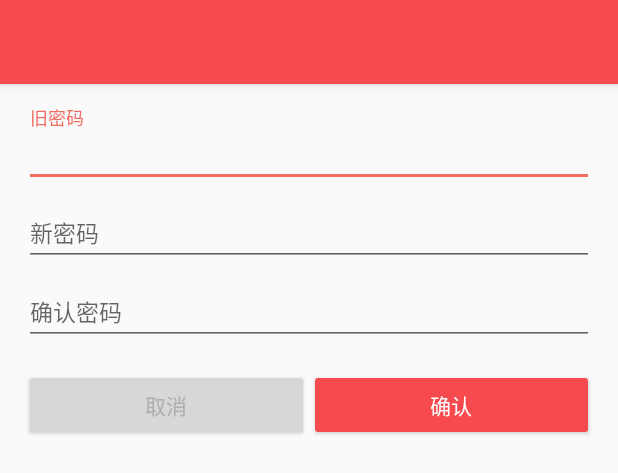
After one commit to RedStartGong/NewTeacherAndroid, an Android app: the layout activity_change_password.xml on its own in the app's theme, with its tools: preview values and no code run, on a phone screen of 412 x 824 dp. The commit adds this screen. Shown: the top 473 px of the screen. Run offline under Robolectric (Android 15) with nearby library versions, the phone set to English and light mode, and no system bars.

Commit message:
完成修改密码界面

```diff
--- a/app/src/main/AndroidManifest.xml
+++ b/app/src/main/AndroidManifest.xml
@@ -19,7 +19,7 @@
             </intent-filter>
         </activity>
         <activity android:name="com.zidian.teacher.ui.main.MainActivity" />
-
+        <activity android:name=".ui.mine.activity.ChangePasswordActivity"/>
     </application>
 
 </manifest>
--- a/app/src/main/java/com/zidian/teacher/di/componet/ActivityComponent.java
+++ b/app/src/main/java/com/zidian/teacher/di/componet/ActivityComponent.java
@@ -5,6 +5,7 @@ import com.zidian.teacher.di.PerActivity;
 import com.zidian.teacher.di.module.ActivityModule;
 import com.zidian.teacher.ui.main.LoginActivity;
 import com.zidian.teacher.ui.main.MainActivity;
+import com.zidian.teacher.ui.mine.activity.ChangePasswordActivity;
 
 import dagger.Component;
 
@@ -18,4 +19,6 @@ public interface ActivityComponent {
     void inject(MainActivity mainActivity);
 
     void inject(LoginActivity loginActivity);
+
+    void inject(ChangePasswordActivity changePasswordActivity);
 }
--- a/app/src/main/java/com/zidian/teacher/di/componet/FragmentComponent.java
+++ b/app/src/main/java/com/zidian/teacher/di/componet/FragmentComponent.java
@@ -5,7 +5,7 @@ import com.zidian.teacher.di.PerFragment;
 import com.zidian.teacher.di.module.FragmentModule;
 import com.zidian.teacher.ui.course.fragment.CourseFragment;
 import com.zidian.teacher.ui.evaluate.fragment.EvaluateFragment;
-import com.zidian.teacher.ui.mine.MineFragment;
+import com.zidian.teacher.ui.mine.fragment.MineFragment;
 import com.zidian.teacher.ui.questionnaire.QuestionnaireFragment;
 
 import dagger.Component;
--- a/app/src/main/java/com/zidian/teacher/ui/main/MainActivity.java
+++ b/app/src/main/java/com/zidian/teacher/ui/main/MainActivity.java
@@ -7,7 +7,7 @@ import com.zidian.teacher.R;
 import com.zidian.teacher.base.BaseActivity;
 import com.zidian.teacher.ui.course.fragment.CourseFragment;
 import com.zidian.teacher.ui.evaluate.fragment.EvaluateFragment;
-import com.zidian.teacher.ui.mine.MineFragment;
+import com.zidian.teacher.ui.mine.fragment.MineFragment;
 import com.zidian.teacher.ui.questionnaire.QuestionnaireFragment;
 import com.zidian.teacher.ui.widget.BottomBar;
 import com.zidian.teacher.ui.widget.BottomBarTab;
--- a/app/src/main/java/com/zidian/teacher/ui/mine/MineFragment.java
+++ b/app/src/main/java/com/zidian/teacher/ui/mine/fragment/MineFragment.java
@@ -1,5 +1,6 @@
-package com.zidian.teacher.ui.mine;
+package com.zidian.teacher.ui.mine.fragment;
 
+import android.content.Intent;
 import android.os.Bundle;
 import android.view.View;
 import android.widget.TextView;
@@ -10,6 +11,7 @@ import com.zidian.teacher.base.BaseFragment;
 import com.zidian.teacher.model.entity.remote.PersonInfo;
 import com.zidian.teacher.presenter.PersonInfoPresenter;
 import com.zidian.teacher.presenter.contract.PersonInfoContract;
+import com.zidian.teacher.ui.mine.activity.ChangePasswordActivity;
 import com.zidian.teacher.util.SnackbarUtils;
 
 import javax.inject.Inject;
@@ -59,6 +61,7 @@ public class MineFragment extends BaseFragment implements PersonInfoContract.Vie
             case R.id.ll_information:
                 break;
             case R.id.ll_password:
+                startActivity(new Intent(activity, ChangePasswordActivity.class));
                 break;
             case R.id.ll_logout:
                 break;
@@ -100,6 +103,7 @@ public class MineFragment extends BaseFragment implements PersonInfoContract.Vie
         tvName.setText(personInfo.getName());
         tvMotto.setText(personInfo.getPersonSignature());
         tvEvaluatedCount.setText(String.valueOf(personInfo.getEvaluatedCount()));
+        tvEvaluateCount.setText("0");
         Glide.with(this).load(personInfo.getPortrait())
                 .placeholder(R.drawable.ic_teacher)
                 .into(cimPortrait);
--- /dev/null
+++ b/app/src/main/res/layout/activity_change_password.xml
@@ -0,0 +1,84 @@
+<?xml version="1.0" encoding="utf-8"?>
+<LinearLayout xmlns:android="http://schemas.android.com/apk/res/android"
+    android:orientation="vertical" android:layout_width="match_parent"
+    android:layout_height="match_parent">
+    <include layout="@layout/toolbar" />
+
+    <LinearLayout
+        android:layout_width="match_parent"
+        android:layout_height="match_parent"
+        android:orientation="vertical"
+        android:padding="@dimen/activity_vertical_margin">
+
+        <android.support.design.widget.TextInputLayout
+            android:id="@+id/til_old"
+            android:layout_width="match_parent"
+            android:layout_height="wrap_content">
+
+            <EditText
+                android:id="@+id/et_old_password"
+                style="@style/TextInputStyle"
+                android:layout_width="match_parent"
+                android:layout_height="wrap_content"
+                android:hint="@string/old_password"
+                android:imeOptions="actionUnspecified"
+                android:inputType="textPassword" />
+        </android.support.design.widget.TextInputLayout>
+
+        <android.support.design.widget.TextInputLayout
+            android:id="@+id/til_new"
+            android:layout_width="match_parent"
+            android:layout_height="wrap_content">
+
+            <EditText
+                android:id="@+id/et_new_password"
+                style="@style/TextInputStyle"
+                android:layout_width="match_parent"
+                android:layout_height="wrap_content"
+                android:hint="@string/new_password"
+                android:imeOptions="actionUnspecified"
+                android:inputType="textPassword" />
+
+        </android.support.design.widget.TextInputLayout>
+
+        <android.support.design.widget.TextInputLayout
+            android:id="@+id/til_confirm"
+            android:layout_width="match_parent"
+            android:layout_height="wrap_content">
+
+            <EditText
+                android:id="@+id/et_confirm_password"
+                style="@style/TextInputStyle"
+                android:layout_width="match_parent"
+                android:layout_height="wrap_content"
+                android:hint="@string/confirm_password"
+                android:imeOptions="actionUnspecified"
+                android:inputType="textPassword" />
+
+        </android.support.design.widget.TextInputLayout>
+
+        <LinearLayout
+            android:layout_width="match_parent"
+            android:layout_height="wrap_content"
+            android:orientation="horizontal"
+            android:layout_marginTop="@dimen/activity_vertical_margin">
+
+            <Button
+                android:id="@+id/btn_cancel"
+                android:layout_width="wrap_content"
+                android:layout_height="wrap_content"
+                android:layout_weight="1"
+                android:textColor="@color/common_text_color"
+                android:text="取消" />
+
+            <Button
+                android:id="@+id/btn_confirm"
+                android:layout_width="wrap_content"
+                android:layout_height="wrap_content"
+                android:layout_weight="1"
+                android:textColor="@color/white_text_color"
+                android:backgroundTint="@color/colorPrimary"
+                android:text="确认" />
+        </LinearLayout>
+    </LinearLayout>
+</LinearLayout>
--- a/app/src/main/res/values/strings.xml
+++ b/app/src/main/res/values/strings.xml
@@ -22,6 +22,14 @@
     <string name="mine_logout">退出登录</string>
     <string name="mine_feedback">意见反馈</string>
     <string name="mine_about">关于孜点</string>
+    <!--ChangePasswordActivity-->
+    <string name="old_password">旧密码</string>
+    <string name="new_password">新密码</string>
+    <string name="confirm_password">确认密码</string>
+    <string name="change_password_loading">加载中...</string>
+    <string name="please_input_old_password">请输入旧密码</string>
+    <string name="please_input_new_password">请输入新密码</string>
+    <string name="entered_password_diff">两次输入密码不一致</string>
     <!--CourseFragment-->
     <string-array name="weekdays">
         <item>星期一</item>
--- a/app/src/main/res/values/styles.xml
+++ b/app/src/main/res/values/styles.xml
@@ -18,7 +18,7 @@
     <style name="AppTheme.PopupOverlay" parent="ThemeOverlay.AppCompat.Light" />
 
     <!--MineFragment-->
-    <style name="mine_clickable_linear_layout_style">
+    <style name="Mine_clickable_linear_layout_style">
         <item name="android:layout_width">match_parent</item>
         <item name="android:layout_height">40dp</item>
         <item name="android:background">@drawable/selector_touch_bg</item>
@@ -27,13 +27,13 @@
         <item name="android:orientation">horizontal</item>
     </style>
 
-    <style name="mine_left_icon_style">
+    <style name="Mine_left_icon_style">
         <item name="android:layout_width">wrap_content</item>
         <item name="android:layout_height">wrap_content</item>
         <item name="android:layout_marginLeft">16dp</item>
     </style>
 
-    <style name="mine_center_text_style">
+    <style name="Mine_center_text_style">
         <item name="android:layout_width">0dp</item>
         <item name="android:layout_height">wrap_content</item>
         <item name="android:layout_weight">1</item>
@@ -42,10 +42,19 @@
         <item name="android:textSize">@dimen/text_size_h3</item>
     </style>
 
-    <style name="mine_right_icon_style">
+    <style name="Mine_right_icon_style">
         <item name="android:layout_width">wrap_content</item>
         <item name="android:layout_height">wrap_content</item>
         <item name="android:layout_marginLeft">16dp</item>
         <item name="android:src">@drawable/ic_chevron_right_24dp</item>
     </style>
+
+    <!--ChangePasswordActivity-->
+    <style name="TextInputStyle">
+        <item name="android:textColor">@color/dark_text_color</item>
+        <item name="android:textColorHint">@color/common_text_color</item>
+        <item name="android:maxLines">1</item>
+        <item name="android:singleLine">true</item>
+        <item name="android:textSize">@dimen/text_size_h3</item>
+    </style>
 </resources>
```
Also changed, not shown: app/src/main/java/com/zidian/teacher/model/DataManager.java (+7 -0 lines), app/src/main/java/com/zidian/teacher/model/entity/remote/NoDataResult.java (added, +26 -0 lines), app/src/main/java/com/zidian/teacher/model/network/TeacherService.java (+9 -0 lines), app/src/main/java/com/zidian/teacher/presenter/ChangePasswordPresenter.java (added, +70 -0 lines), app/src/main/java/com/zidian/teacher/presenter/contract/ChangePasswordContract.java (added, +22 -0 lines), app/src/main/java/com/zidian/teacher/ui/mine/activity/ChangePasswordActivity.java (added, +137 -0 lines), app/src/main/java/com/zidian/teacher/ui/questionnaire/QuestionnaireFragment.java (+7 -1 lines), app/src/main/res/layout/fragment_mine.xml (+20 -20 lines).
